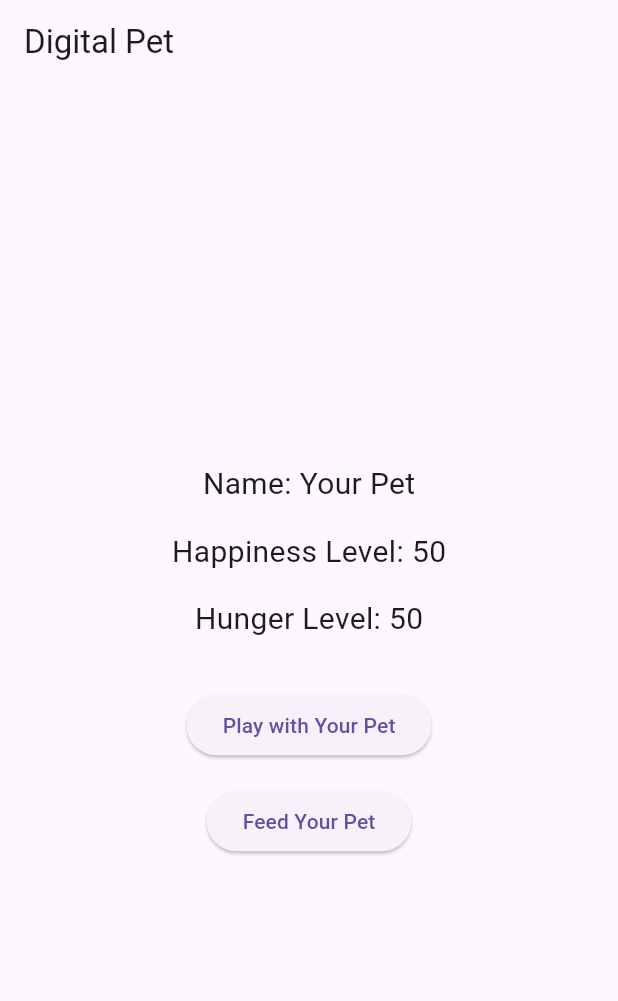
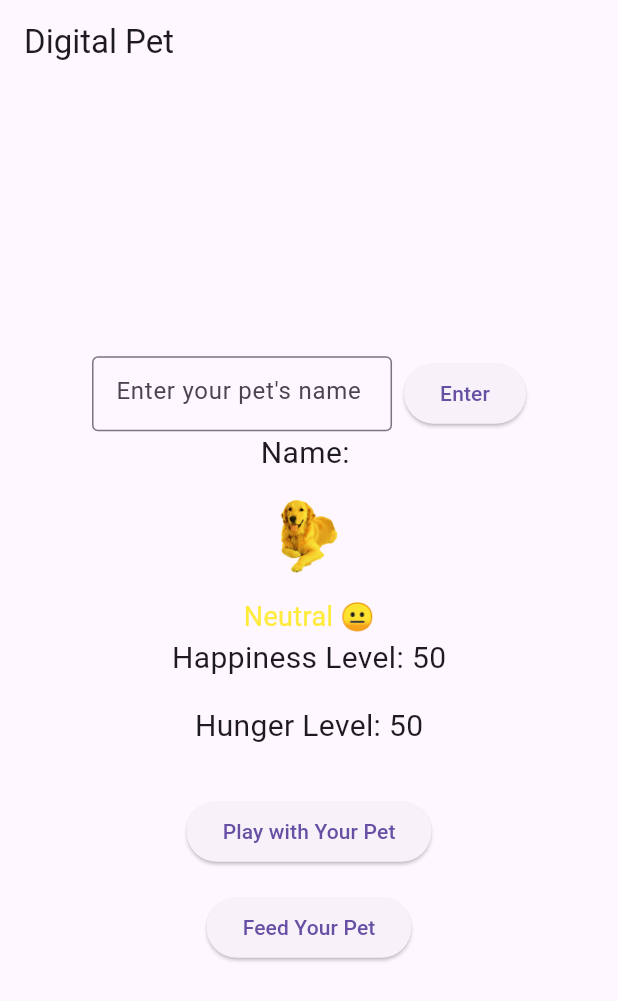
Before and after one commit to RonanNumerals/in_class_activity_5, a Flutter app: the screen it shows after launch, on a phone screen of 412 x 824 dp. Shown: the top 1001 px of the screen. Run offline on Flutter 3.47's test engine with Material 3 defaults, Android fonts, the phone set to English and light mode, and no system bars.

Commit message:
Added hunger timer and name text box

```diff
--- a/lib/main.dart
+++ b/lib/main.dart
@@ -1,4 +1,5 @@
 import 'package:flutter/material.dart';
+import 'dart:async';
 
 void main() {
   runApp(MaterialApp(
@@ -6,15 +7,32 @@ void main() {
   ));
 }
 
+
 class DigitalPetApp extends StatefulWidget {
   @override
   _DigitalPetAppState createState() => _DigitalPetAppState();
 }
 
 class _DigitalPetAppState extends State<DigitalPetApp> {
-  String petName = "Your Pet";
+  String petName = "";
   int happinessLevel = 50;
   int hungerLevel = 50;
+  Timer? _timer;
+  final _textController = TextEditingController();
+
+  @override
+  void initState() {
+    super.initState();
+    _timer = Timer.periodic(Duration(seconds: 30), (timer) {
+      _updateHunger();
+    });
+  }
+
+  @override
+  void dispose() {
+    _timer?.cancel();
+    super.dispose();
+  }
 
   void _playWithPet() {
     setState(() {
@@ -48,6 +66,22 @@ class _DigitalPetAppState extends State<DigitalPetApp> {
     });
   }
 
+  Color _moodColor(int happinessLevel) {
+    if (happinessLevel > 70) {
+      return Colors.green;
+    } else if (happinessLevel >= 30) {
+      return Colors.yellow;
+    } else {
+      return Colors.red;
+    }
+  }
+
+  void _petName() {
+    setState(() {
+      petName = _textController.text;
+    });
+  }
+
   @override
   Widget build(BuildContext context) {
     return Scaffold(
@@ -58,8 +92,46 @@ class _DigitalPetAppState extends State<DigitalPetApp> {
         child: Column(
           mainAxisAlignment: MainAxisAlignment.center,
           children: <Widget>[
+            Row(
+              mainAxisAlignment: MainAxisAlignment.center,
+              children: [
+                SizedBox(
+                  width: 200.0,
+                  height: 50.0,
+                  child:
+                    TextField(
+                      controller: _textController,
+                      decoration: InputDecoration(
+                        border: OutlineInputBorder(),
+                        hintText: 'Enter your pet\'s name',
+                      ),
+                    )
+                  ),
+                SizedBox(width: 8.0),
+                ElevatedButton(
+                  onPressed: () {
+                    _petName();
+                  },
+                  child: const Text('Enter'),
+                ),
+              ]
+            ),
             Text('Name: $petName', style: TextStyle(fontSize: 20.0)),
             SizedBox(height: 16.0),
+            ColorFiltered(
+              colorFilter: ColorFilter.mode(
+                _moodColor(happinessLevel),
+                BlendMode.modulate,
+              ),
+              child: Image.asset('assets/pet_image.png', width: 50, height: 50),
+            ),
+            SizedBox(height: 16.0),
+            if (happinessLevel > 70)
+              Text('Happy! 😄', style: TextStyle(fontSize: 18.0, color: Colors.green)),
+            if (happinessLevel >= 30 && happinessLevel <= 70)
+              Text('Neutral 😐', style: TextStyle(fontSize: 18.0, color: Colors.yellow)),
+            if (happinessLevel < 30)
+              Text('Sad 😢', style: TextStyle(fontSize: 18.0, color: Colors.red)),
             Text('Happiness Level: $happinessLevel', style: TextStyle(fontSize: 20.0)),
             SizedBox(height: 16.0),
             Text('Hunger Level: $hungerLevel', style: TextStyle(fontSize: 20.0)),
```
